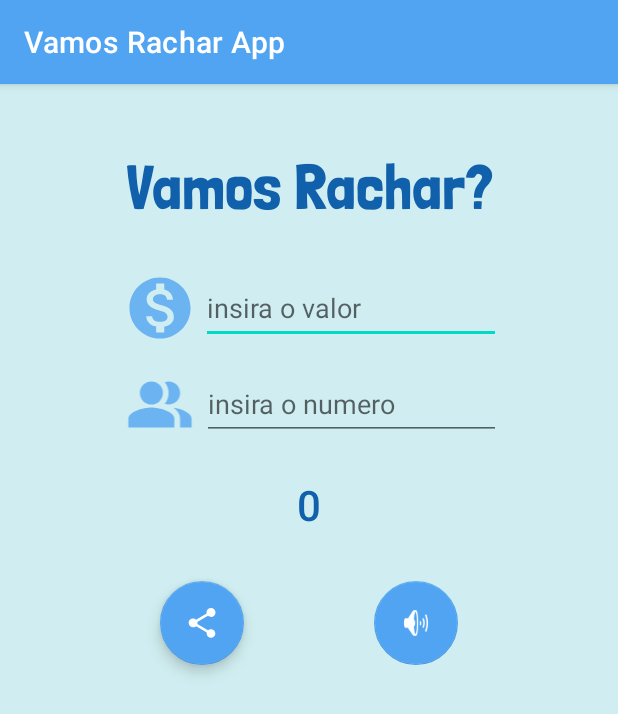
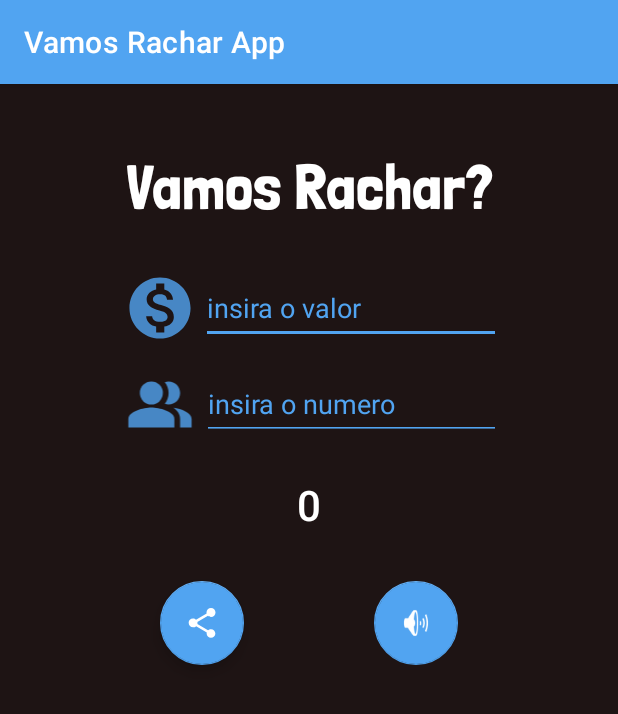
Before and after one commit to CaioBrandz/Vamos-Rachar-App, an Android app: the screen it shows after launch (MainActivity), on a phone screen of 412 x 824 dp. Shown: the top 714 px of the screen. Run offline under Robolectric (Android 15) with nearby library versions, the phone set to English and light mode, and no system bars.

Commit message:
cores acessiveis

```diff
--- a/app/src/main/res/layout-land/activity_main.xml
+++ b/app/src/main/res/layout-land/activity_main.xml
@@ -4,7 +4,7 @@
     xmlns:tools="http://schemas.android.com/tools"
     android:layout_width="match_parent"
     android:layout_height="match_parent"
-    android:background="#D0EEF1"
+    android:background="#1E1414"
     tools:context=".MainActivity">
 
     <TextView
@@ -14,7 +14,7 @@
         android:layout_marginTop="24dp"
         android:fontFamily="sans-serif-medium"
         android:text="0"
-        android:textColor="@color/blue_strong"
+        android:textColor="@color/white"
         android:textSize="28sp"
         app:layout_constraintEnd_toEndOf="parent"
         app:layout_constraintStart_toStartOf="parent"
@@ -26,7 +26,7 @@
         android:layout_height="wrap_content"
         android:fontFamily="@font/londrina_solid"
         android:text="@string/title_lands"
-        android:textColor="@color/blue_strong"
+        android:textColor="@color/white"
         android:textSize="42sp"
         app:layout_constraintBottom_toBottomOf="parent"
         app:layout_constraintEnd_toEndOf="parent"
@@ -97,10 +97,13 @@
             android:id="@+id/editNumber1"
             android:layout_width="wrap_content"
             android:layout_height="wrap_content"
+            android:backgroundTint="@color/blue"
             android:ems="10"
             android:hint="@string/insira_o_valor"
             android:inputType="number"
             android:minHeight="48dp"
+            android:textColor="@color/white"
+            android:textColorHint="@color/blue"
             app:layout_constraintBottom_toBottomOf="parent"
             app:layout_constraintEnd_toEndOf="parent"
             app:layout_constraintHorizontal_bias="1.0"
@@ -136,10 +139,13 @@
             android:id="@+id/editNumber2"
             android:layout_width="wrap_content"
             android:layout_height="wrap_content"
+            android:backgroundTint="@color/blue"
             android:ems="10"
             android:hint="@string/insira_o_numero"
             android:inputType="number"
             android:minHeight="48dp"
+            android:textColor="@color/white"
+            android:textColorHint="@color/blue"
             app:layout_constraintBottom_toBottomOf="parent"
             app:layout_constraintEnd_toEndOf="parent"
             app:layout_constraintHorizontal_bias="1.0"
--- a/app/src/main/res/layout-xlarge-land/activity_main.xml
+++ b/app/src/main/res/layout-xlarge-land/activity_main.xml
@@ -4,7 +4,7 @@
     xmlns:tools="http://schemas.android.com/tools"
     android:layout_width="match_parent"
     android:layout_height="match_parent"
-    android:background="#D0EEF1"
+    android:background="#1E1414"
     tools:context=".MainActivity">
 
     <TextView
@@ -14,7 +14,7 @@
         android:layout_marginTop="50dp"
         android:fontFamily="sans-serif-medium"
         android:text="0"
-        android:textColor="@color/blue_strong"
+        android:textColor="@color/white"
         android:textSize="48sp"
         app:layout_constraintEnd_toEndOf="parent"
         app:layout_constraintStart_toStartOf="parent"
@@ -26,7 +26,7 @@
         android:layout_height="wrap_content"
         android:fontFamily="@font/londrina_solid"
         android:text="@string/title_vamos_rachar"
-        android:textColor="@color/blue_strong"
+        android:textColor="@color/white"
         android:textSize="80sp"
         app:layout_constraintBottom_toBottomOf="parent"
         app:layout_constraintEnd_toEndOf="parent"
@@ -99,10 +99,13 @@
             android:id="@+id/editNumber1"
             android:layout_width="321dp"
             android:layout_height="100dp"
+            android:backgroundTint="@color/blue"
             android:ems="10"
             android:hint="@string/insira_o_valor"
             android:inputType="number"
             android:minHeight="48dp"
+            android:textColor="@color/white"
+            android:textColorHint="@color/blue"
             android:textSize="30sp"
             app:layout_constraintBottom_toBottomOf="parent"
             app:layout_constraintEnd_toEndOf="parent"
@@ -138,10 +141,13 @@
             android:id="@+id/editNumber2"
             android:layout_width="325dp"
             android:layout_height="100dp"
+            android:backgroundTint="@color/blue"
             android:ems="10"
             android:hint="@string/insira_o_numero"
             android:inputType="number"
             android:minHeight="48dp"
+            android:textColor="@color/white"
+            android:textColorHint="@color/blue"
             android:textSize="30sp"
             app:layout_constraintBottom_toBottomOf="parent"
             app:layout_constraintEnd_toEndOf="parent"
--- a/app/src/main/res/layout-xlarge/activity_main.xml
+++ b/app/src/main/res/layout-xlarge/activity_main.xml
@@ -4,7 +4,7 @@
     xmlns:tools="http://schemas.android.com/tools"
     android:layout_width="match_parent"
     android:layout_height="match_parent"
-    android:background="#D0EEF1"
+    android:background="#1E1414"
     tools:context=".MainActivity">
 
     <TextView
@@ -14,7 +14,7 @@
         android:layout_marginTop="50dp"
         android:fontFamily="sans-serif-medium"
         android:text="0"
-        android:textColor="@color/blue_strong"
+        android:textColor="@color/white"
         android:textSize="48sp"
         app:layout_constraintEnd_toEndOf="parent"
         app:layout_constraintStart_toStartOf="parent"
@@ -26,7 +26,7 @@
         android:layout_height="wrap_content"
         android:fontFamily="@font/londrina_solid"
         android:text="@string/title_vamos_rachar"
-        android:textColor="@color/blue_strong"
+        android:textColor="@color/white"
         android:textSize="80sp"
         app:layout_constraintBottom_toBottomOf="parent"
         app:layout_constraintEnd_toEndOf="parent"
@@ -99,11 +99,14 @@
             android:id="@+id/editNumber1"
             android:layout_width="321dp"
             android:layout_height="100dp"
-            android:textSize="30sp"
+            android:backgroundTint="@color/blue"
             android:ems="10"
             android:hint="@string/insira_o_valor"
             android:inputType="number"
             android:minHeight="48dp"
+            android:textColor="@color/white"
+            android:textColorHint="@color/blue"
+            android:textSize="30sp"
             app:layout_constraintBottom_toBottomOf="parent"
             app:layout_constraintEnd_toEndOf="parent"
             app:layout_constraintTop_toTopOf="parent"
@@ -138,11 +141,14 @@
             android:id="@+id/editNumber2"
             android:layout_width="325dp"
             android:layout_height="100dp"
-            android:textSize="30sp"
+            android:backgroundTint="@color/blue"
             android:ems="10"
             android:hint="@string/insira_o_numero"
             android:inputType="number"
             android:minHeight="48dp"
+            android:textColor="@color/white"
+            android:textColorHint="@color/blue"
+            android:textSize="30sp"
             app:layout_constraintBottom_toBottomOf="parent"
             app:layout_constraintEnd_toEndOf="parent"
             app:layout_constraintTop_toTopOf="parent"
--- a/app/src/main/res/layout/activity_main.xml
+++ b/app/src/main/res/layout/activity_main.xml
@@ -4,7 +4,7 @@
     xmlns:tools="http://schemas.android.com/tools"
     android:layout_width="match_parent"
     android:layout_height="match_parent"
-    android:background="#D0EEF1"
+    android:background="#1E1414"
     tools:context=".MainActivity">
 
     <TextView
@@ -14,7 +14,7 @@
         android:layout_marginTop="24dp"
         android:fontFamily="sans-serif-medium"
         android:text="0"
-        android:textColor="@color/blue_strong"
+        android:textColor="@color/white"
         android:textSize="28sp"
         app:layout_constraintEnd_toEndOf="parent"
         app:layout_constraintStart_toStartOf="parent"
@@ -26,7 +26,7 @@
         android:layout_height="wrap_content"
         android:fontFamily="@font/londrina_solid"
         android:text="@string/title_vamos_rachar"
-        android:textColor="@color/blue_strong"
+        android:textColor="@color/white"
         android:textSize="42sp"
         app:layout_constraintBottom_toBottomOf="parent"
         app:layout_constraintEnd_toEndOf="parent"
@@ -95,10 +95,13 @@
             android:id="@+id/editNumber1"
             android:layout_width="200dp"
             android:layout_height="wrap_content"
+            android:backgroundTint="@color/blue"
             android:ems="10"
             android:hint="@string/insira_o_valor"
             android:inputType="number"
             android:minHeight="48dp"
+            android:textColor="@color/white"
+            android:textColorHint="@color/blue"
             app:layout_constraintBottom_toBottomOf="parent"
             app:layout_constraintEnd_toEndOf="parent"
             app:layout_constraintTop_toTopOf="parent"
@@ -132,10 +135,13 @@
             android:id="@+id/editNumber2"
             android:layout_width="199dp"
             android:layout_height="wrap_content"
+            android:backgroundTint="@color/blue"
             android:ems="10"
             android:hint="@string/insira_o_numero"
             android:inputType="number"
             android:minHeight="48dp"
+            android:textColor="@color/white"
+            android:textColorHint="@color/blue"
             app:layout_constraintBottom_toBottomOf="parent"
             app:layout_constraintEnd_toEndOf="parent"
             app:layout_constraintTop_toTopOf="parent"
```
